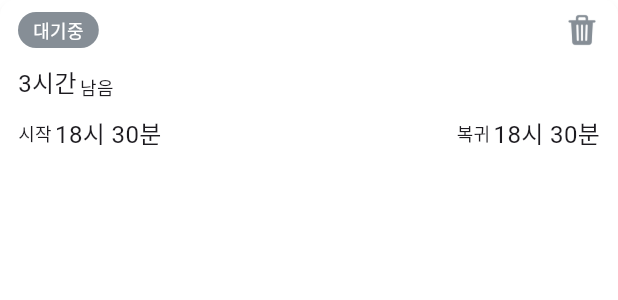
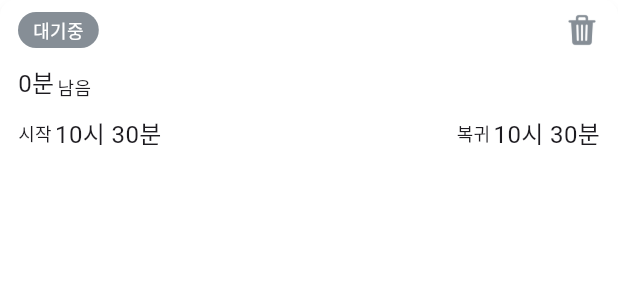
Before and after one commit to team-balt/easier-dodam, a Flutter app: the OutItem widget shown alone on an empty page, opened directly with empty values, on a phone screen of 412 x 824 dp. Shown: the top 300 px of the screen. Run offline on Flutter 3.47's test engine with Material 3 defaults, Android fonts, the phone set to English and light mode, and no system bars; our stand-ins replace floor, flutter_secure_storage, flutter_svg, sqflite; missing offline and left inert: dart:ffi, flutter_config; accounts and stored records are empty; generated files the repository leaves out were written again; Roboto replaces fonts that are missing (Pretendard).

Commit message:
feat: Create Ripple

```diff
--- a/lib/feature/out/item/out_item.dart
+++ b/lib/feature/out/item/out_item.dart
@@ -1,5 +1,6 @@
 import 'package:easier_dodam/component/theme/color.dart';
 import 'package:easier_dodam/component/theme/style.dart';
+import 'package:easier_dodam/utiles/utile.dart';
 import 'package:flutter/material.dart';
 
 enum TagType { PENDING, APPROVE, REJECT }
@@ -22,6 +23,9 @@ class OutItem extends StatelessWidget {
 
   @override
   Widget build(BuildContext context) {
+    final hour = timeOfDayDifference(TimeOfDay.now(), endAt) ~/ 60;
+    final minute = timeOfDayDifference(TimeOfDay.now(), endAt) % 60;
+
     return Container(
       decoration: BoxDecoration(
         color: Colors.white,
@@ -31,7 +35,7 @@ class OutItem extends StatelessWidget {
             color: Colors.black.withOpacity(0.08),
             spreadRadius: 0,
             blurRadius: 4,
-            offset: Offset(0, 4), // changes position of shadow
+            offset: const Offset(0, 4), // changes position of shadow
           ),
         ],
       ),
@@ -58,7 +62,7 @@ class OutItem extends StatelessWidget {
                     borderRadius: BorderRadius.circular(12),
                   ),
                   child: Padding(
-                    padding: EdgeInsets.symmetric(
+                    padding: const EdgeInsets.symmetric(
                       vertical: 4.0,
                       horizontal: 10.0,
                     ),
@@ -75,12 +79,15 @@ class OutItem extends StatelessWidget {
                     ),
                   ),
                 ),
-                InkWell(
-                  onTap: onClickTrash,
-                  child: SizedBox(
-                    width: 24,
-                    height: 24,
-                    child: Image.asset("assets/images/ic_trash.png"),
+                Material(
+                  color: EasierDodamColors.staticWhite,
+                  child: InkWell(
+                    onTap: onClickTrash,
+                    child: SizedBox(
+                      width: 24,
+                      height: 24,
+                      child: Image.asset("assets/images/ic_trash.png"),
+                    ),
                   ),
                 )
               ],
@@ -92,7 +99,7 @@ class OutItem extends StatelessWidget {
               crossAxisAlignment: CrossAxisAlignment.end,
               children: [
                 Text(
-                  "3시간",
+                  hour > 0 ? "$hour시간" : "$minute분",
                   style: EasierDodamStyles.label2,
                 ),
                 SizedBox(
@@ -126,7 +133,7 @@ class OutItem extends StatelessWidget {
                       width: 2,
                     ),
                     Text(
-                      "18시 30분",
+                      "${startAt.hour}시 ${startAt.minute}분",
                       style: EasierDodamStyles.label2,
                     ),
                   ],
@@ -144,7 +151,7 @@ class OutItem extends StatelessWidget {
                       width: 2,
                     ),
                     Text(
-                      "18시 30분",
+                      "${endAt.hour}시 ${endAt.minute}분",
                       style: EasierDodamStyles.label2,
                     ),
                   ],
--- a/lib/feature/out/out_viewmodel.dart
+++ b/lib/feature/out/out_viewmodel.dart
@@ -39,7 +39,7 @@ class OutViewModel with ChangeNotifier {
     await database.outDao.deleteOutEntityById(id);
   }
 
-  void getMyOuts() async {
+  Future<void> getMyOuts() async {
     final outs = await _outDataSource.getMyOuts();
     _outResponses = outs;
     notifyListeners();
@@ -59,6 +59,7 @@ class OutViewModel with ChangeNotifier {
       timeOfDayToDateTime(outEntity.endAt),
     );
 
+    getMyOuts();
     return true;
   }
 
```
Also changed, not shown: lib/feature/out/item/out_preset_item.dart (+12 -5 lines), lib/feature/out/out.dart (+20 -6 lines).
